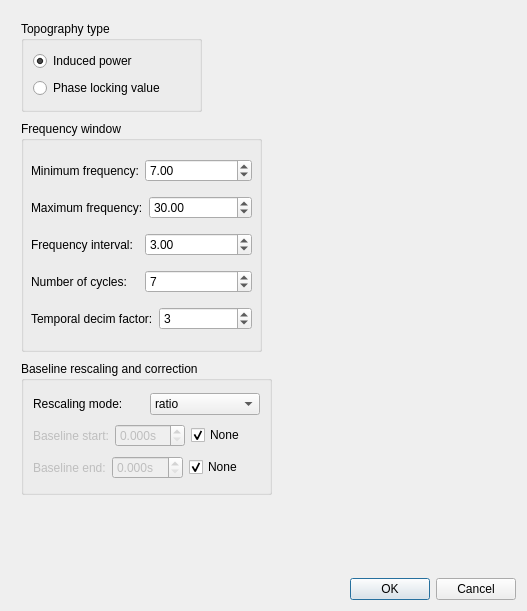
Above: meggie_batch/ui/qt4Designer_ui_files/TFRtopology.ui from cibr-jyu/meggie before the change. Below: the same form after it.
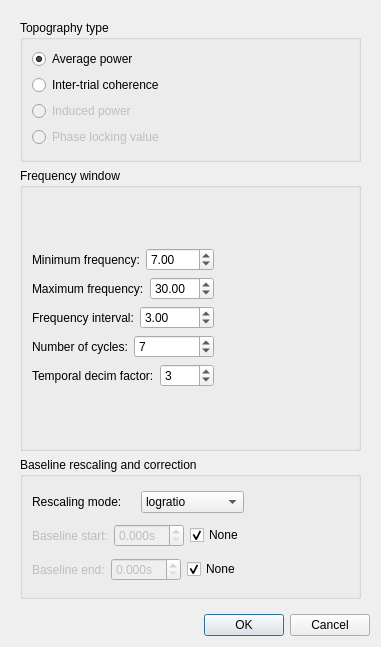
That is the form after the change.

The edit to the form file:
```diff
--- a/meggie_batch/ui/qt4Designer_ui_files/TFRtopology.ui
+++ b/meggie_batch/ui/qt4Designer_ui_files/TFRtopology.ui
@@ -6,8 +6,8 @@
    <rect>
     <x>0</x>
     <y>0</y>
-    <width>527</width>
-    <height>611</height>
+    <width>381</width>
+    <height>647</height>
    </rect>
   </property>
   <property name="windowTitle">
@@ -41,8 +41,8 @@
        <rect>
         <x>0</x>
         <y>0</y>
-        <width>509</width>
-        <height>554</height>
+        <width>363</width>
+        <height>594</height>
        </rect>
       </property>
       <property name="minimumSize">
@@ -51,27 +51,88 @@
         <height>134</height>
        </size>
       </property>
+      <layout class="QGridLayout" name="gridLayout_4">
+       <item row="0" column="0">
+        <widget class="QGroupBox" name="groupBoxTopogpraphyType">
+         <property name="sizePolicy">
+          <sizepolicy hsizetype="Preferred" vsizetype="Preferred">
+           <horstretch>0</horstretch>
+           <verstretch>1</verstretch>
+          </sizepolicy>
+         </property>
+         <property name="title">
+          <string>Topography type</string>
+         </property>
+         <layout class="QGridLayout" name="gridLayout">
+          <item row="2" column="0">
+           <widget class="QRadioButton" name="radioButtonInduced">
+            <property name="enabled">
+             <bool>false</bool>
+            </property>
+            <property name="text">
+             <string>Induced power</string>
+            </property>
+            <property name="checked">
+             <bool>false</bool>
+            </property>
+           </widget>
+          </item>
+          <item row="3" column="0">
+           <widget class="QRadioButton" name="radioButtonPhase">
+            <property name="enabled">
+             <bool>false</bool>
+            </property>
+            <property name="text">
+             <string>Phase locking value</string>
+            </property>
+           </widget>
+          </item>
+          <item row="0" column="0">
+           <widget class="QRadioButton" name="radioButtonAverage">
+            <property name="text">
+             <string>Average power</string>
+            </property>
+            <property name="checked">
+             <bool>true</bool>
+            </property>
+           </widget>
+          </item>
+          <item row="1" column="0">
+           <widget class="QRadioButton" name="radioButtonITC">
+            <property name="text">
+             <string>Inter-trial coherence</string>
+            </property>
+           </widget>
+          </item>
+          <item row="1" column="1">
+           <spacer name="horizontalSpacer_2">
+            <property name="orientation">
+             <enum>Qt::Horizontal</enum>
+            </property>
+            <property name="sizeHint" stdset="0">
+             <size>
+              <width>40</width>
+              <height>20</height>
+             </size>
+            </property>
+           </spacer>
+          </item>
+         </layout>
+        </widget>
+       </item>
+       <item row="1" column="0">
       <widget class="QGroupBox" name="groupBoxFrequencies">
-       <property name="geometry">
-        <rect>
-         <x>10</x>
-         <y>110</y>
-         <width>241</width>
-         <height>231</height>
-        </rect>
+         <property name="sizePolicy">
+          <sizepolicy hsizetype="Preferred" vsizetype="Preferred">
+           <horstretch>0</horstretch>
+           <verstretch>2</verstretch>
+          </sizepolicy>
        </property>
        <property name="title">
         <string>Frequency window</string>
        </property>
-       <widget class="QWidget" name="layoutWidget">
-        <property name="geometry">
-         <rect>
-          <x>10</x>
-          <y>30</y>
-          <width>221</width>
-          <height>191</height>
-         </rect>
-        </property>
+         <layout class="QGridLayout" name="gridLayout_5">
+          <item row="0" column="1">
         <layout class="QVBoxLayout" name="verticalLayout_6">
          <item>
           <layout class="QHBoxLayout" name="horizontalLayout_13">
@@ -185,48 +246,30 @@
           </layout>
          </item>
         </layout>
-       </widget>
-      </widget>
-      <widget class="QGroupBox" name="groupBoxTopogpraphyType">
-       <property name="geometry">
-        <rect>
-         <x>10</x>
-         <y>10</y>
-         <width>181</width>
-         <height>91</height>
-        </rect>
-       </property>
-       <property name="title">
-        <string>Topography type</string>
-       </property>
-       <layout class="QGridLayout" name="gridLayout">
-        <item row="0" column="0">
-         <widget class="QRadioButton" name="radioButtonInduced">
-          <property name="text">
-           <string>Induced power</string>
-          </property>
-          <property name="checked">
-           <bool>true</bool>
-          </property>
-         </widget>
-        </item>
-        <item row="1" column="0">
-         <widget class="QRadioButton" name="radioButtonPhase">
-          <property name="text">
-           <string>Phase locking value</string>
-          </property>
-         </widget>
+          </item>
+          <item row="0" column="2">
+           <spacer name="horizontalSpacer_3">
+            <property name="orientation">
+             <enum>Qt::Horizontal</enum>
+            </property>
+            <property name="sizeHint" stdset="0">
+             <size>
+              <width>40</width>
+              <height>20</height>
+             </size>
+            </property>
+           </spacer>
         </item>
        </layout>
       </widget>
+       </item>
+       <item row="2" column="0">
       <widget class="QGroupBox" name="groupBoxBaseline">
-       <property name="geometry">
-        <rect>
-         <x>10</x>
-         <y>350</y>
-         <width>251</width>
-         <height>134</height>
-        </rect>
+         <property name="sizePolicy">
+          <sizepolicy hsizetype="Preferred" vsizetype="Preferred">
+           <horstretch>0</horstretch>
+           <verstretch>1</verstretch>
+          </sizepolicy>
        </property>
        <property name="title">
         <string>Baseline rescaling and correction</string>
@@ -243,6 +286,9 @@
           </item>
           <item>
            <widget class="QComboBox" name="comboBoxMode">
+              <property name="currentIndex">
+               <number>1</number>
+              </property>
             <item>
              <property name="text">
               <string>ratio</string>
@@ -354,8 +400,23 @@
           </item>
          </layout>
         </item>
-       </layout>
-      </widget>
+          <item row="1" column="1">
+           <spacer name="horizontalSpacer">
+            <property name="orientation">
+             <enum>Qt::Horizontal</enum>
+            </property>
+            <property name="sizeHint" stdset="0">
+             <size>
+              <width>40</width>
+              <height>20</height>
+             </size>
+            </property>
+           </spacer>
+          </item>
+         </layout>
+        </widget>
+       </item>
+      </layout>
      </widget>
     </widget>
    </item>
```
Lines whose indentation alone changed are shown as unchanged.
